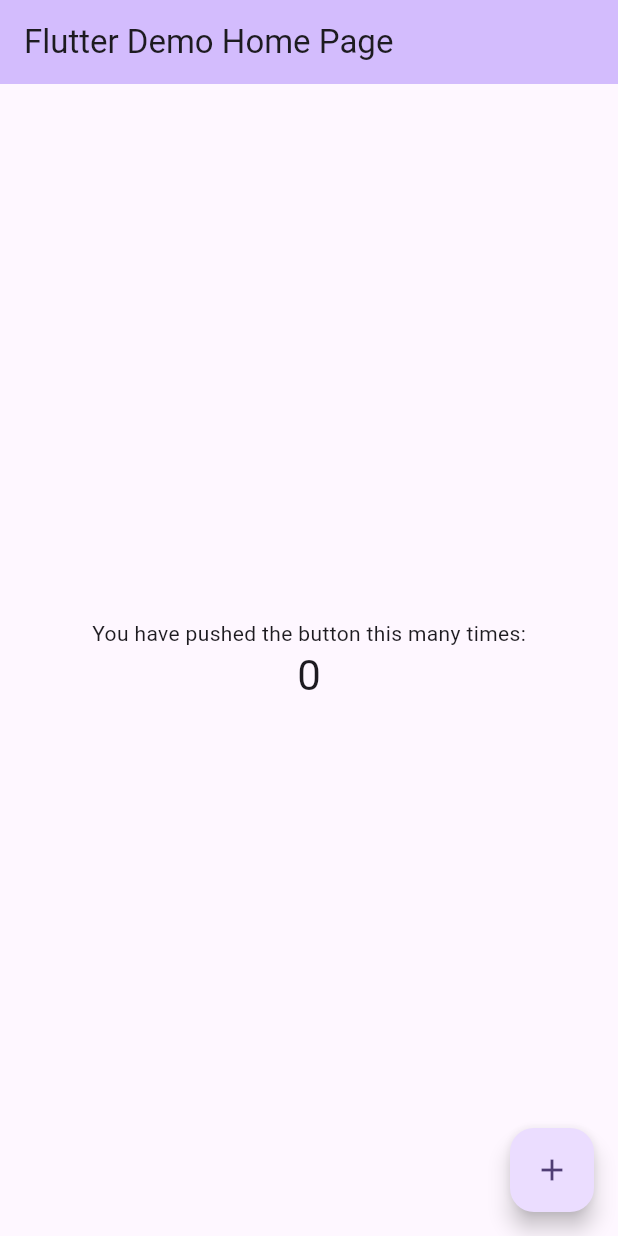
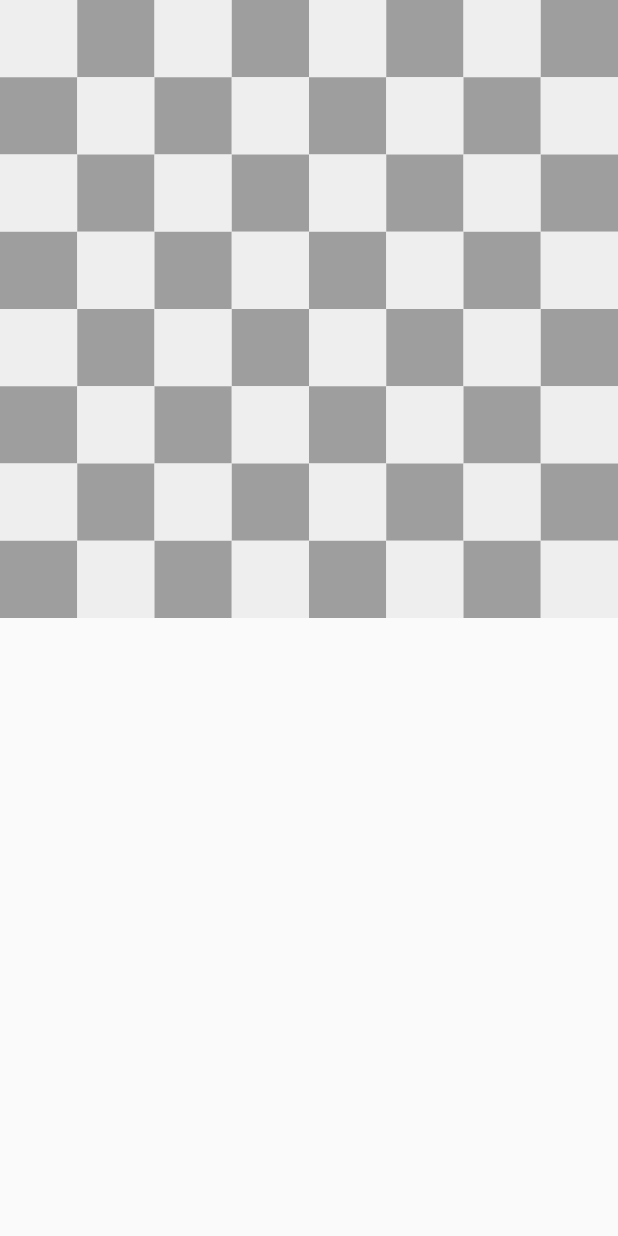
Before and after one commit to zinebadi/chess_app, a Flutter app: the screen it shows after launch, on a phone screen of 412 x 824 dp. Run offline on Flutter 3.47's test engine with Material 2 defaults, Android fonts, the light colour scheme and no system bars.

Commit message:
helper methos

```diff
--- /dev/null
+++ b/lib/components/square.dart
@@ -0,0 +1,14 @@
+import 'package:flutter/material.dart';
+
+class Square extends StatelessWidget {
+  final bool isWhite;
+  const Square({super.key, required this.isWhite});
+
+  @override
+  Widget build(BuildContext context) {
+    return Container(
+      color: isWhite ? Colors.grey[200] : Colors.grey[500],
+
+    );
+  }
+}
--- /dev/null
+++ b/lib/game_board.dart
@@ -0,0 +1,29 @@
+import 'package:chess_app/components/square.dart';
+import 'package:chess_app/helper/helper_methods.dart';
+import 'package:flutter/material.dart';
+
+class GameBoard extends StatefulWidget {
+  const GameBoard({super.key});
+
+  @override
+  State<GameBoard> createState() => _GameBoardState();
+}
+
+class _GameBoardState extends State<GameBoard> {
+  @override
+  Widget build(BuildContext context) {
+    return Scaffold(
+      body: GridView.builder(
+        itemCount: 8 * 8,
+        physics: const NeverScrollableScrollPhysics(),
+        gridDelegate:
+            SliverGridDelegateWithFixedCrossAxisCount(crossAxisCount: 8),
+        itemBuilder: (context, index) {
+          return Square(
+            isWhite: isWhite(index),
+          );
+        },
+      ),
+    );
+  }
+}
--- /dev/null
+++ b/lib/helper/helper_methods.dart
@@ -0,0 +1,9 @@
+bool isWhite(int index) {
+  int x = index ~/ 8; // this gives us the integer division ie. row
+  int y = index % 8; // this gives us the remainder ie. column
+
+  // alternate colors for each square
+  bool isWhite = (x + y) % 2 == 0;
+
+  return isWhite;
+}
--- a/lib/main.dart
+++ b/lib/main.dart
@@ -1,4 +1,7 @@
 import 'package:flutter/material.dart';
+
+import 'game_board.dart';
+
 
 void main() {
   runApp(const MyApp());
@@ -7,119 +10,11 @@ void main() {
 class MyApp extends StatelessWidget {
   const MyApp({super.key});
 
-  // This widget is the root of your application.
   @override
   Widget build(BuildContext context) {
     return MaterialApp(
-      title: 'Flutter Demo',
-      theme: ThemeData(
-        // This is the theme of your application.
-        //
-        // TRY THIS: Try running your application with "flutter run". You'll see
-        // the application has a blue toolbar. Then, without quitting the app,
-        // try changing the seedColor in the colorScheme below to Colors.green
-        // and then invoke "hot reload" (save your changes or press the "hot
-        // reload" button in a Flutter-supported IDE, or press "r" if you used
-        // the command line to start the app).
-        //
-        // Notice that the counter didn't reset back to zero; the application
-        // state is not lost during the reload. To reset the state, use hot
-        // restart instead.
-        //
-        // This works for code too, not just values: Most code changes can be
-        // tested with just a hot reload.
-        colorScheme: ColorScheme.fromSeed(seedColor: Colors.deepPurple),
-        useMaterial3: true,
-      ),
-      home: const MyHomePage(title: 'Flutter Demo Home Page'),
+      debugShowCheckedModeBanner: false,
+      home: GameBoard(),
     );
   }
 }
-
-class MyHomePage extends StatefulWidget {
-  const MyHomePage({super.key, required this.title});
-
-  // This widget is the home page of your application. It is stateful, meaning
-  // that it has a State object (defined below) that contains fields that affect
-  // how it looks.
-
-  // This class is the configuration for the state. It holds the values (in this
-  // case the title) provided by the parent (in this case the App widget) and
-  // used by the build method of the State. Fields in a Widget subclass are
-  // always marked "final".
-
-  final String title;
-
-  @override
-  State<MyHomePage> createState() => _MyHomePageState();
-}
-
-class _MyHomePageState extends State<MyHomePage> {
-  int _counter = 0;
-
-  void _incrementCounter() {
-    setState(() {
-      // This call to setState tells the Flutter framework that something has
-      // changed in this State, which causes it to rerun the build method below
-      // so that the display can reflect the updated values. If we changed
-      // _counter without calling setState(), then the build method would not be
-      // called again, and so nothing would appear to happen.
-      _counter++;
-    });
-  }
-
-  @override
-  Widget build(BuildContext context) {
-    // This method is rerun every time setState is called, for instance as done
-    // by the _incrementCounter method above.
-    //
-    // The Flutter framework has been optimized to make rerunning build methods
-    // fast, so that you can just rebuild anything that needs updating rather
-    // than having to individually change instances of widgets.
-    return Scaffold(
-      appBar: AppBar(
-        // TRY THIS: Try changing the color here to a specific color (to
-        // Colors.amber, perhaps?) and trigger a hot reload to see the AppBar
-        // change color while the other colors stay the same.
-        backgroundColor: Theme.of(context).colorScheme.inversePrimary,
-        // Here we take the value from the MyHomePage object that was created by
-        // the App.build method, and use it to set our appbar title.
-        title: Text(widget.title),
-      ),
-      body: Center(
-        // Center is a layout widget. It takes a single child and positions it
-        // in the middle of the parent.
-        child: Column(
-          // Column is also a layout widget. It takes a list of children and
-          // arranges them vertically. By default, it sizes itself to fit its
-          // children horizontally, and tries to be as tall as its parent.
-          //
-          // Column has various properties to control how it sizes itself and
-          // how it positions its children. Here we use mainAxisAlignment to
-          // center the children vertically; the main axis here is the vertical
-          // axis because Columns are vertical (the cross axis would be
-          // horizontal).
-          //
-          // TRY THIS: Invoke "debug painting" (choose the "Toggle Debug Paint"
-          // action in the IDE, or press "p" in the console), to see the
-          // wireframe for each widget.
-          mainAxisAlignment: MainAxisAlignment.center,
-          children: <Widget>[
-            const Text(
-              'You have pushed the button this many times:',
-            ),
-            Text(
-              '$_counter',
-              style: Theme.of(context).textTheme.headlineMedium,
-            ),
-          ],
-        ),
-      ),
-      floatingActionButton: FloatingActionButton(
-        onPressed: _incrementCounter,
-        tooltip: 'Increment',
-        child: const Icon(Icons.add),
-      ), // This trailing comma makes auto-formatting nicer for build methods.
-    );
-  }
-}
```
